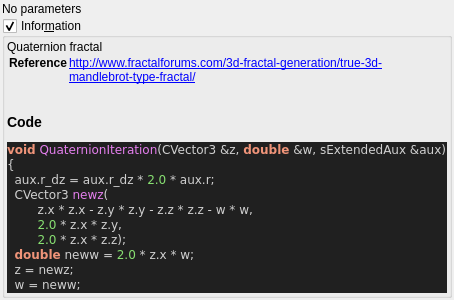
Qt form mandelbulber2/qt_data/fractal_quaternion.ui (buddhi1980/mandelbulber2) before a commit.
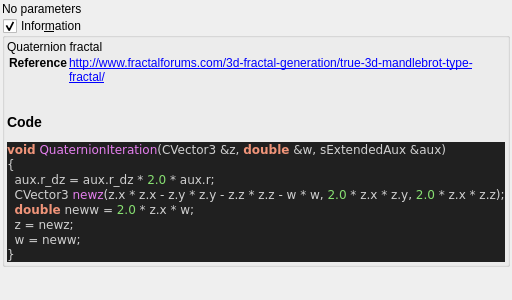
The same form after that commit. Custom widgets are drawn as their Qt base class.

Diff of the .ui file:
```diff
--- a/mandelbulber2/qt_data/fractal_quaternion.ui
+++ b/mandelbulber2/qt_data/fractal_quaternion.ui
@@ -75,10 +75,7 @@
 &lt;pre style=&quot;color:#d0d0d0; background-color:#202020;  font-family:'Courier New',monospace;&quot;&gt;&lt;span style=&quot;color:#f09479; font-weight:bold&quot;&gt;void&lt;/span&gt; &lt;span style=&quot;color:#e47eed&quot;&gt;QuaternionIteration&lt;/span&gt;&lt;span style=&quot;color:#d0d0d0&quot;&gt;(&lt;/span&gt;CVector3 &lt;span style=&quot;color:#d0d0d0&quot;&gt;&amp;amp;&lt;/span&gt;z&lt;span style=&quot;color:#d0d0d0&quot;&gt;,&lt;/span&gt; &lt;span style=&quot;color:#f09479; font-weight:bold&quot;&gt;double&lt;/span&gt; &lt;span style=&quot;color:#d0d0d0&quot;&gt;&amp;amp;&lt;/span&gt;w&lt;span style=&quot;color:#d0d0d0&quot;&gt;,&lt;/span&gt; sExtendedAux &lt;span style=&quot;color:#d0d0d0&quot;&gt;&amp;amp;&lt;/span&gt;aux&lt;span style=&quot;color:#d0d0d0&quot;&gt;)&lt;/span&gt;
 &lt;span style=&quot;color:#d0d0d0&quot;&gt;{&lt;/span&gt;
   aux&lt;span style=&quot;color:#d0d0d0&quot;&gt;.&lt;/span&gt;r_dz &lt;span style=&quot;color:#d0d0d0&quot;&gt;=&lt;/span&gt; aux&lt;span style=&quot;color:#d0d0d0&quot;&gt;.&lt;/span&gt;r_dz &lt;span style=&quot;color:#d0d0d0&quot;&gt;*&lt;/span&gt; &lt;span style=&quot;color:#87df71&quot;&gt;2.0&lt;/span&gt; &lt;span style=&quot;color:#d0d0d0&quot;&gt;*&lt;/span&gt; aux&lt;span style=&quot;color:#d0d0d0&quot;&gt;.&lt;/span&gt;r&lt;span style=&quot;color:#d0d0d0&quot;&gt;;&lt;/span&gt;
-  CVector3 &lt;span style=&quot;color:#e47eed&quot;&gt;newz&lt;/span&gt;&lt;span style=&quot;color:#d0d0d0&quot;&gt;(&lt;/span&gt;
-        z&lt;span style=&quot;color:#d0d0d0&quot;&gt;.&lt;/span&gt;x &lt;span style=&quot;color:#d0d0d0&quot;&gt;*&lt;/span&gt; z&lt;span style=&quot;color:#d0d0d0&quot;&gt;.&lt;/span&gt;x &lt;span style=&quot;color:#d0d0d0&quot;&gt;-&lt;/span&gt; z&lt;span style=&quot;color:#d0d0d0&quot;&gt;.&lt;/span&gt;y &lt;span style=&quot;color:#d0d0d0&quot;&gt;*&lt;/span&gt; z&lt;span style=&quot;color:#d0d0d0&quot;&gt;.&lt;/span&gt;y &lt;span style=&quot;color:#d0d0d0&quot;&gt;-&lt;/span&gt; z&lt;span style=&quot;color:#d0d0d0&quot;&gt;.&lt;/span&gt;z &lt;span style=&quot;color:#d0d0d0&quot;&gt;*&lt;/span&gt; z&lt;span style=&quot;color:#d0d0d0&quot;&gt;.&lt;/span&gt;z &lt;span style=&quot;color:#d0d0d0&quot;&gt;-&lt;/span&gt; w &lt;span style=&quot;color:#d0d0d0&quot;&gt;*&lt;/span&gt; w&lt;span style=&quot;color:#d0d0d0&quot;&gt;,&lt;/span&gt;
-        &lt;span style=&quot;color:#87df71&quot;&gt;2.0&lt;/span&gt; &lt;span style=&quot;color:#d0d0d0&quot;&gt;*&lt;/span&gt; z&lt;span style=&quot;color:#d0d0d0&quot;&gt;.&lt;/span&gt;x &lt;span style=&quot;color:#d0d0d0&quot;&gt;*&lt;/span&gt; z&lt;span style=&quot;color:#d0d0d0&quot;&gt;.&lt;/span&gt;y&lt;span style=&quot;color:#d0d0d0&quot;&gt;,&lt;/span&gt;
-        &lt;span style=&quot;color:#87df71&quot;&gt;2.0&lt;/span&gt; &lt;span style=&quot;color:#d0d0d0&quot;&gt;*&lt;/span&gt; z&lt;span style=&quot;color:#d0d0d0&quot;&gt;.&lt;/span&gt;x &lt;span style=&quot;color:#d0d0d0&quot;&gt;*&lt;/span&gt; z&lt;span style=&quot;color:#d0d0d0&quot;&gt;.&lt;/span&gt;z&lt;span style=&quot;color:#d0d0d0&quot;&gt;);&lt;/span&gt;
+  CVector3 &lt;span style=&quot;color:#e47eed&quot;&gt;newz&lt;/span&gt;&lt;span style=&quot;color:#d0d0d0&quot;&gt;(&lt;/span&gt;z&lt;span style=&quot;color:#d0d0d0&quot;&gt;.&lt;/span&gt;x &lt;span style=&quot;color:#d0d0d0&quot;&gt;*&lt;/span&gt; z&lt;span style=&quot;color:#d0d0d0&quot;&gt;.&lt;/span&gt;x &lt;span style=&quot;color:#d0d0d0&quot;&gt;-&lt;/span&gt; z&lt;span style=&quot;color:#d0d0d0&quot;&gt;.&lt;/span&gt;y &lt;span style=&quot;color:#d0d0d0&quot;&gt;*&lt;/span&gt; z&lt;span style=&quot;color:#d0d0d0&quot;&gt;.&lt;/span&gt;y &lt;span style=&quot;color:#d0d0d0&quot;&gt;-&lt;/span&gt; z&lt;span style=&quot;color:#d0d0d0&quot;&gt;.&lt;/span&gt;z &lt;span style=&quot;color:#d0d0d0&quot;&gt;*&lt;/span&gt; z&lt;span style=&quot;color:#d0d0d0&quot;&gt;.&lt;/span&gt;z &lt;span style=&quot;color:#d0d0d0&quot;&gt;-&lt;/span&gt; w &lt;span style=&quot;color:#d0d0d0&quot;&gt;*&lt;/span&gt; w&lt;span style=&quot;color:#d0d0d0&quot;&gt;,&lt;/span&gt; &lt;span style=&quot;color:#87df71&quot;&gt;2.0&lt;/span&gt; &lt;span style=&quot;color:#d0d0d0&quot;&gt;*&lt;/span&gt; z&lt;span style=&quot;color:#d0d0d0&quot;&gt;.&lt;/span&gt;x &lt;span style=&quot;color:#d0d0d0&quot;&gt;*&lt;/span&gt; z&lt;span style=&quot;color:#d0d0d0&quot;&gt;.&lt;/span&gt;y&lt;span style=&quot;color:#d0d0d0&quot;&gt;,&lt;/span&gt; &lt;span style=&quot;color:#87df71&quot;&gt;2.0&lt;/span&gt; &lt;span style=&quot;color:#d0d0d0&quot;&gt;*&lt;/span&gt; z&lt;span style=&quot;color:#d0d0d0&quot;&gt;.&lt;/span&gt;x &lt;span style=&quot;color:#d0d0d0&quot;&gt;*&lt;/span&gt; z&lt;span style=&quot;color:#d0d0d0&quot;&gt;.&lt;/span&gt;z&lt;span style=&quot;color:#d0d0d0&quot;&gt;);&lt;/span&gt;
   &lt;span style=&quot;color:#f09479; font-weight:bold&quot;&gt;double&lt;/span&gt; neww &lt;span style=&quot;color:#d0d0d0&quot;&gt;=&lt;/span&gt; &lt;span style=&quot;color:#87df71&quot;&gt;2.0&lt;/span&gt; &lt;span style=&quot;color:#d0d0d0&quot;&gt;*&lt;/span&gt; z&lt;span style=&quot;color:#d0d0d0&quot;&gt;.&lt;/span&gt;x &lt;span style=&quot;color:#d0d0d0&quot;&gt;*&lt;/span&gt; w&lt;span style=&quot;color:#d0d0d0&quot;&gt;;&lt;/span&gt;
   z &lt;span style=&quot;color:#d0d0d0&quot;&gt;=&lt;/span&gt; newz&lt;span style=&quot;color:#d0d0d0&quot;&gt;;&lt;/span&gt;
   w &lt;span style=&quot;color:#d0d0d0&quot;&gt;=&lt;/span&gt; neww&lt;span style=&quot;color:#d0d0d0&quot;&gt;;&lt;/span&gt;
```
